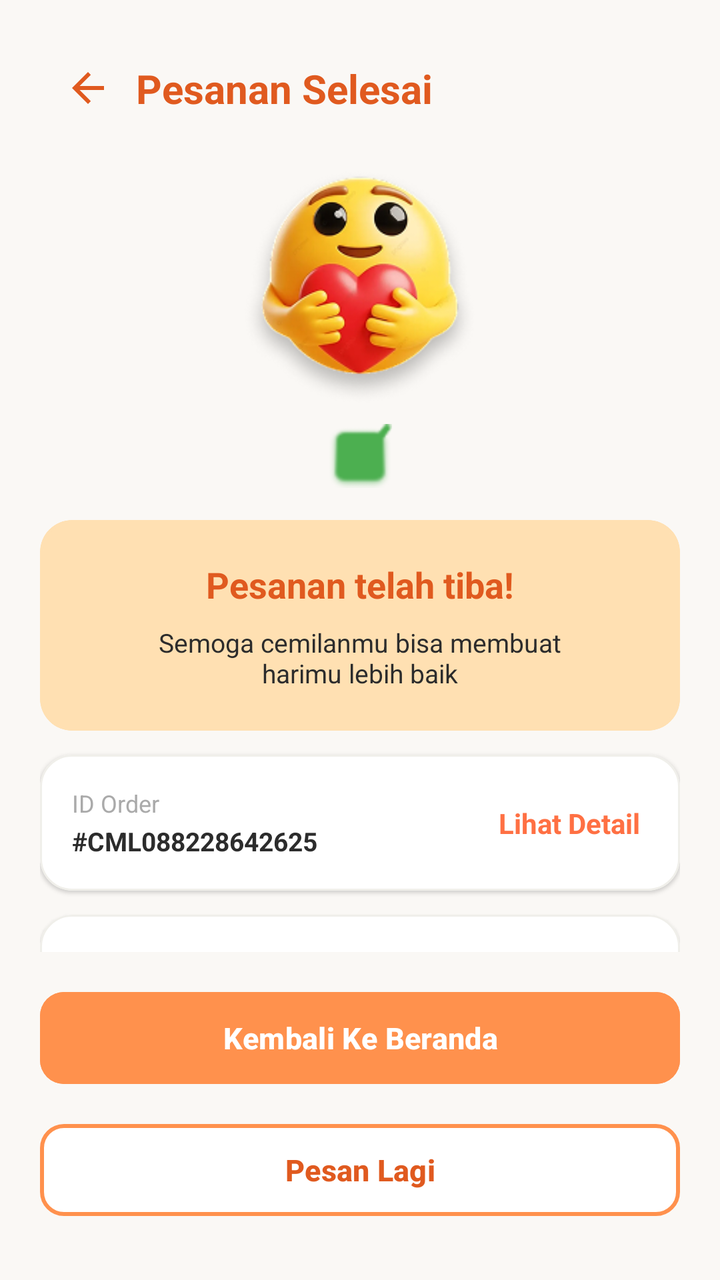
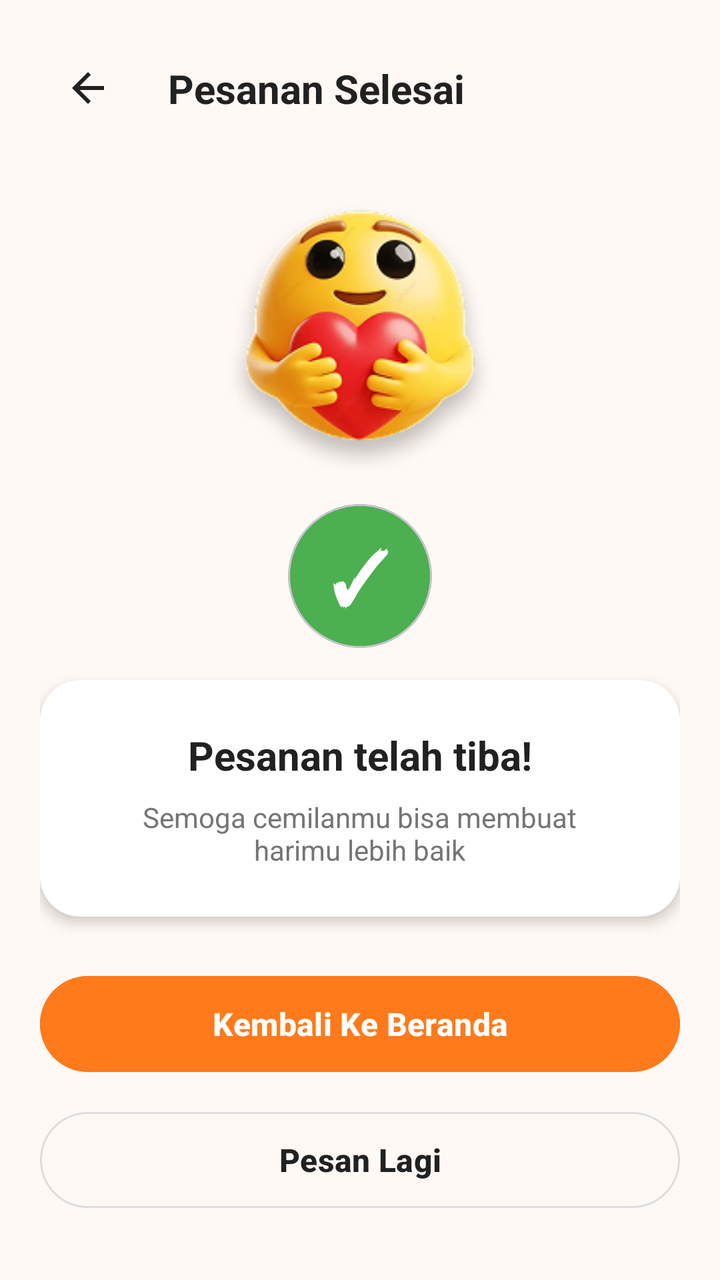

Compare the two renders of this Android layout. The source of the first and the diff that turns it into the second are given below.
<!-- AndroidManifest.xml: application theme Theme.Cemil_feels -->
<!-- res/layout/activity_order_completed.xml -->
<?xml version="1.0" encoding="utf-8"?>
<androidx.constraintlayout.widget.ConstraintLayout xmlns:android="http://schemas.android.com/apk/res/android"
    xmlns:app="http://schemas.android.com/apk/res-auto"
    android:layout_width="match_parent"
    android:layout_height="match_parent"
    android:background="@color/colorBackground"
    android:padding="20dp">

    
    <ImageButton
        android:id="@+id/btn_completed_back"
        android:layout_width="48dp"
        android:layout_height="48dp"
        android:background="?attr/selectableItemBackgroundBorderless"
        android:contentDescription="Kembali"
        app:srcCompat="@drawable/ic_arrow_back"
        app:tint="@color/colorPrimaryDark"
        app:layout_constraintStart_toStartOf="parent"
        app:layout_constraintTop_toTopOf="parent" />

    <TextView
        android:id="@+id/tv_completed_title"
        android:layout_width="wrap_content"
        android:layout_height="wrap_content"
        android:text="Pesanan Selesai"
        android:textColor="@color/colorPrimaryDark"
        android:textSize="20sp"
        android:textStyle="bold"
        app:layout_constraintBottom_toBottomOf="@id/btn_completed_back"
        app:layout_constraintStart_toEndOf="@id/btn_completed_back"
        app:layout_constraintTop_toTopOf="@id/btn_completed_back"
        app:layout_constraintVertical_bias="0.5" />

    <androidx.core.widget.NestedScrollView
        android:layout_width="match_parent"
        android:layout_height="0dp"
        android:layout_marginTop="16dp"
        android:layout_marginBottom="16dp"
        app:layout_constraintBottom_toTopOf="@id/layout_completed_actions"
        app:layout_constraintTop_toBottomOf="@id/btn_completed_back">

        <LinearLayout
            android:layout_width="match_parent"
            android:layout_height="wrap_content"
            android:orientation="vertical"
            android:gravity="center">

            
            <ImageView
                android:layout_width="120dp"
                android:layout_height="120dp"
                android:src="@drawable/emot_home"
                android:layout_marginBottom="8dp" />

            
            <ImageView
                android:layout_width="32dp"
                android:layout_height="32dp"
                app:srcCompat="@android:drawable/checkbox_on_background"
                app:tint="#4CAF50"
                android:layout_marginBottom="16dp" />

            
            <com.google.android.material.card.MaterialCardView
                android:layout_width="match_parent"
                android:layout_height="wrap_content"
                android:layout_marginBottom="12dp"
                app:cardCornerRadius="16dp"
                app:cardElevation="0dp"
                app:strokeColor="@color/colorSelected"
                app:strokeWidth="1.5dp"
                app:cardBackgroundColor="@color/colorSelected">

                <LinearLayout
                    android:layout_width="match_parent"
                    android:layout_height="wrap_content"
                    android:orientation="vertical"
                    android:padding="20dp"
                    android:gravity="center">

                    <TextView
                        android:layout_width="wrap_content"
                        android:layout_height="wrap_content"
                        android:text="Pesanan telah tiba!"
                        android:textColor="@color/colorPrimaryDark"
                        android:textSize="18sp"
                        android:textStyle="bold"
                        android:layout_marginBottom="8dp" />

                    <TextView
                        android:layout_width="wrap_content"
                        android:layout_height="wrap_content"
                        android:text="Semoga cemilanmu bisa membuat\nharimu lebih baik"
                        android:textColor="@color/colorTextDark"
                        android:textSize="13sp"
                        android:gravity="center" />
                </LinearLayout>
            </com.google.android.material.card.MaterialCardView>

            
            <com.google.android.material.card.MaterialCardView
                android:layout_width="match_parent"
                android:layout_height="wrap_content"
                android:layout_marginBottom="12dp"
                app:cardCornerRadius="16dp"
                app:cardElevation="1dp"
                app:strokeColor="@color/colorGrayLight"
                app:strokeWidth="1dp"
                app:cardBackgroundColor="@color/white">

                <androidx.constraintlayout.widget.ConstraintLayout
                    android:layout_width="match_parent"
                    android:layout_height="wrap_content"
                    android:padding="16dp">

                    <TextView
                        android:id="@+id/tv_lbl_completed_order"
                        android:layout_width="wrap_content"
                        android:layout_height="wrap_content"
                        android:text="ID Order"
                        android:textColor="@android:color/darker_gray"
                        android:textSize="12sp"
                        app:layout_constraintStart_toStartOf="parent"
                        app:layout_constraintTop_toTopOf="parent" />

                    <TextView
                        android:id="@+id/tv_completed_order_id"
                        android:layout_width="wrap_content"
                        android:layout_height="wrap_content"
                        android:text="#CML088228642625"
                        android:textColor="@color/colorTextDark"
                        android:textSize="13sp"
                        android:textStyle="bold"
                        android:layout_marginTop="2dp"
                        app:layout_constraintStart_toStartOf="parent"
                        app:layout_constraintTop_toBottomOf="@id/tv_lbl_completed_order" />

                    <TextView
                        android:id="@+id/btn_completed_view_detail"
                        android:layout_width="wrap_content"
                        android:layout_height="wrap_content"
                        android:text="Lihat Detail"
                        android:textColor="@color/colorAccent"
                        android:textSize="14sp"
                        android:textStyle="bold"
                        android:background="?attr/selectableItemBackground"
                        android:clickable="true"
                        android:focusable="true"
                        android:padding="4dp"
                        app:layout_constraintBottom_toBottomOf="parent"
                        app:layout_constraintEnd_toEndOf="parent"
                        app:layout_constraintTop_toTopOf="parent" />
                </androidx.constraintlayout.widget.ConstraintLayout>
            </com.google.android.material.card.MaterialCardView>

            
            <com.google.android.material.card.MaterialCardView
                android:layout_width="match_parent"
                android:layout_height="wrap_content"
                android:layout_marginBottom="16dp"
                app:cardCornerRadius="16dp"
                app:cardElevation="1dp"
                app:strokeColor="@color/colorGrayLight"
                app:strokeWidth="1dp"
                app:cardBackgroundColor="@color/white">

                <LinearLayout
                    android:layout_width="match_parent"
                    android:layout_height="wrap_content"
                    android:orientation="vertical"
                    android:padding="16dp"
                    android:gravity="center">

                    <TextView
                        android:layout_width="wrap_content"
                        android:layout_height="wrap_content"
                        android:text="Bagaimana Pengalamanmu ?"
                        android:textColor="@color/colorTextDark"
                        android:textSize="13sp"
                        android:textStyle="bold"
                        android:layout_marginBottom="10dp" />

                    <LinearLayout
                        android:layout_width="wrap_content"
                        android:layout_height="wrap_content"
                        android:orientation="horizontal">
                        <ImageView android:layout_width="32dp" android:layout_height="32dp" android:src="@drawable/ic_star" android:layout_margin="4dp"/>
                        <ImageView android:layout_width="32dp" android:layout_height="32dp" android:src="@drawable/ic_star" android:layout_margin="4dp"/>
                        <ImageView android:layout_width="32dp" android:layout_height="32dp" android:src="@drawable/ic_star" android:layout_margin="4dp"/>
                        <ImageView android:layout_width="32dp" android:layout_height="32dp" android:src="@drawable/ic_star" android:layout_margin="4dp"/>
                        <ImageView android:layout_width="32dp" android:layout_height="32dp" android:src="@drawable/ic_star" android:layout_margin="4dp"/>
                    </LinearLayout>
                </LinearLayout>
            </com.google.android.material.card.MaterialCardView>

        </LinearLayout>
    </androidx.core.widget.NestedScrollView>

    
    <LinearLayout
        android:id="@+id/layout_completed_actions"
        android:layout_width="match_parent"
        android:layout_height="wrap_content"
        android:orientation="vertical"
        app:layout_constraintBottom_toBottomOf="parent"
        android:layout_marginBottom="8dp">

        <com.google.android.material.button.MaterialButton
            android:id="@+id/btn_completed_home"
            android:layout_width="match_parent"
            android:layout_height="54dp"
            android:backgroundTint="@color/colorPrimary"
            android:text="Kembali Ke Beranda"
            android:textColor="@color/white"
            android:textSize="15sp"
            android:textStyle="bold"
            app:cornerRadius="12dp"
            android:layout_marginBottom="12dp" />

        <com.google.android.material.button.MaterialButton
            android:id="@+id/btn_completed_order_again"
            android:layout_width="match_parent"
            android:layout_height="54dp"
            android:backgroundTint="@color/white"
            android:text="Pesan Lagi"
            android:textColor="@color/colorPrimaryDark"
            android:textSize="15sp"
            android:textStyle="bold"
            app:cornerRadius="12dp"
            app:strokeColor="@color/colorPrimary"
            app:strokeWidth="2dp" />
    </LinearLayout>

</androidx.constraintlayout.widget.ConstraintLayout>
<!-- resources referenced by this layout -->
<resources>
  <color name="colorAccent">#FF7043</color>
  <color name="colorBackground">#FAF8F5</color>
  <color name="colorGrayLight">#F0EFEA</color>
  <color name="colorPrimary">#FF914D</color>
  <color name="colorPrimaryDark">#E05A1F</color>
  <color name="colorSelected">#FFE0B2</color>
  <color name="colorTextDark">#2C2C2C</color>
  <color name="white">#FFFFFFFF</color>
  <!-- drawable emot_home: png bitmap (drawable, 41996 bytes) -->
  <!-- drawable ic_arrow_back (drawable) -->
  <vector xmlns:android="http://schemas.android.com/apk/res/android"
      android:width="24dp"
      android:height="24dp"
      android:viewportWidth="24"
      android:viewportHeight="24">
    <path
        android:fillColor="#FF2C2C2C"
        android:pathData="M20,11H7.83l5.59,-5.59L12,4l-8,8 8,8 1.41,-1.41L7.83,13H20v-2z"/>
  </vector>
  <!-- drawable ic_star (drawable) -->
  <vector xmlns:android="http://schemas.android.com/apk/res/android"
      android:width="24dp"
      android:height="24dp"
      android:viewportWidth="24"
      android:viewportHeight="24">
    <path
        android:fillColor="#FFF39C12"
        android:pathData="M12,17.27L18.18,21l-1.64,-7.03L22,9.24l-7.19,-0.61L12,2 9.19,8.63 2,9.24l5.46,4.73L5.82,21z"/>
  </vector>
  <style name="Theme.Cemil_feels" parent="Base.Theme.Cemil_feels" />
  <style name="Base.Theme.Cemil_feels" parent="Theme.Material3.DayNight.NoActionBar">
          
          
      </style>
</resources>

<!-- the commit's change to res/layout/activity_order_completed.xml (unified diff, before → after) -->
@@ -3,41 +3,53 @@
     xmlns:app="http://schemas.android.com/apk/res-auto"
     android:layout_width="match_parent"
     android:layout_height="match_parent"
-    android:background="@color/colorBackground"
-    android:padding="20dp">
+    android:background="#FFF9F5"
+    android:paddingTop="20dp"
+    android:paddingBottom="24dp">
 
     
-    <ImageButton
-        android:id="@+id/btn_completed_back"
-        android:layout_width="48dp"
-        android:layout_height="48dp"
-        android:background="?attr/selectableItemBackgroundBorderless"
-        android:contentDescription="Kembali"
-        app:srcCompat="@drawable/ic_arrow_back"
-        app:tint="@color/colorPrimaryDark"
-        app:layout_constraintStart_toStartOf="parent"
-        app:layout_constraintTop_toTopOf="parent" />
-
-    <TextView
-        android:id="@+id/tv_completed_title"
-        android:layout_width="wrap_content"
+    <androidx.constraintlayout.widget.ConstraintLayout
+        android:id="@+id/layout_completed_header"
+        android:layout_width="match_parent"
         android:layout_height="wrap_content"
-        android:text="Pesanan Selesai"
-        android:textColor="@color/colorPrimaryDark"
-        android:textSize="20sp"
-        android:textStyle="bold"
-        app:layout_constraintBottom_toBottomOf="@id/btn_completed_back"
-        app:layout_constraintStart_toEndOf="@id/btn_completed_back"
-        app:layout_constraintTop_toTopOf="@id/btn_completed_back"
-        app:layout_constraintVertical_bias="0.5" />
+        android:paddingHorizontal="20dp"
+        android:paddingBottom="16dp"
+        app:layout_constraintTop_toTopOf="parent">
+
+        <ImageButton
+            android:id="@+id/btn_completed_back"
+            android:layout_width="48dp"
+            android:layout_height="48dp"
+            android:background="?attr/selectableItemBackgroundBorderless"
+            android:contentDescription="Kembali"
+            app:srcCompat="@drawable/ic_arrow_back"
+            app:tint="#212121"
+            app:layout_constraintStart_toStartOf="parent"
+            app:layout_constraintTop_toTopOf="parent"
+            app:layout_constraintBottom_toBottomOf="parent" />
+
+        <TextView
+            android:id="@+id/tv_completed_title"
+            android:layout_width="wrap_content"
+            android:layout_height="wrap_content"
+            android:text="Pesanan Selesai"
+            android:textColor="#212121"
+            android:textSize="20sp"
+            android:textStyle="bold"
+            android:layout_marginStart="16dp"
+            app:layout_constraintBottom_toBottomOf="parent"
+            app:layout_constraintStart_toEndOf="@id/btn_completed_back"
+            app:layout_constraintTop_toTopOf="parent" />
+    </androidx.constraintlayout.widget.ConstraintLayout>
 
     <androidx.core.widget.NestedScrollView
         android:layout_width="match_parent"
         android:layout_height="0dp"
         android:layout_marginTop="16dp"
         android:layout_marginBottom="16dp"
+        android:paddingHorizontal="20dp"
         app:layout_constraintBottom_toTopOf="@id/layout_completed_actions"
-        app:layout_constraintTop_toBottomOf="@id/btn_completed_back">
+        app:layout_constraintTop_toBottomOf="@id/layout_completed_header">
 
         <LinearLayout
             android:layout_width="match_parent"
@@ -47,43 +59,56 @@
 
             
             <ImageView
-                android:layout_width="120dp"
-                android:layout_height="120dp"
+                android:layout_width="140dp"
+                android:layout_height="140dp"
                 android:src="@drawable/emot_home"
-                android:layout_marginBottom="8dp" />
-
-            
-            <ImageView
-                android:layout_width="32dp"
-                android:layout_height="32dp"
-                app:srcCompat="@android:drawable/checkbox_on_background"
-                app:tint="#4CAF50"
-                android:layout_marginBottom="16dp" />
+                android:layout_marginBottom="12dp" />
+
+            
+            <com.google.android.material.card.MaterialCardView
+                android:layout_width="72dp"
+                android:layout_height="72dp"
+                app:cardCornerRadius="36dp"
+                app:cardElevation="0dp"
+                app:cardBackgroundColor="#4CAF50"
+                android:layout_marginBottom="16dp">
+                <LinearLayout
+                    android:layout_width="match_parent"
+                    android:layout_height="match_parent"
+                    android:gravity="center">
+                    <TextView
+                        android:layout_width="wrap_content"
+                        android:layout_height="wrap_content"
+                        android:text="✓"
+                        android:textColor="@color/white"
+                        android:textSize="36sp"
+                        android:textStyle="bold" />
+                </LinearLayout>
+            </com.google.android.material.card.MaterialCardView>
 
             
             <com.google.android.material.card.MaterialCardView
                 android:layout_width="match_parent"
                 android:layout_height="wrap_content"
-                android:layout_marginBottom="12dp"
-                app:cardCornerRadius="16dp"
-                app:cardElevation="0dp"
-                app:strokeColor="@color/colorSelected"
-                app:strokeWidth="1.5dp"
-                app:cardBackgroundColor="@color/colorSelected">
+                android:layout_marginBottom="16dp"
+                app:cardCornerRadius="20dp"
+                app:cardElevation="4dp"
+                app:strokeWidth="0dp"
+                app:cardBackgroundColor="#FFFFFF">
 
                 <LinearLayout
                     android:layout_width="match_parent"
                     android:layout_height="wrap_content"
                     android:orientation="vertical"
-                    android:padding="20dp"
+                    android:padding="24dp"
                     android:gravity="center">
 
                     <TextView
                         android:layout_width="wrap_content"
                         android:layout_height="wrap_content"
                         android:text="Pesanan telah tiba!"
-                        android:textColor="@color/colorPrimaryDark"
-                        android:textSize="18sp"
+                        android:textColor="#212121"
+                        android:textSize="20sp"
                         android:textStyle="bold"
                         android:layout_marginBottom="8dp" />
 
@@ -91,8 +116,8 @@
                         android:layout_width="wrap_content"
                         android:layout_height="wrap_content"
                         android:text="Semoga cemilanmu bisa membuat\nharimu lebih baik"
-                        android:textColor="@color/colorTextDark"
-                        android:textSize="13sp"
+                        android:textColor="#757575"
+                        android:textSize="14sp"
                         android:gravity="center" />
                 </LinearLayout>
             </com.google.android.material.card.MaterialCardView>
@@ -101,25 +126,24 @@
             <com.google.android.material.card.MaterialCardView
                 android:layout_width="match_parent"
                 android:layout_height="wrap_content"
-                android:layout_marginBottom="12dp"
-                app:cardCornerRadius="16dp"
-                app:cardElevation="1dp"
-                app:strokeColor="@color/colorGrayLight"
-                app:strokeWidth="1dp"
-                app:cardBackgroundColor="@color/white">
+                android:layout_marginBottom="16dp"
+                app:cardCornerRadius="20dp"
+                app:cardElevation="4dp"
+                app:strokeWidth="0dp"
+                app:cardBackgroundColor="#FFFFFF">
 
                 <androidx.constraintlayout.widget.ConstraintLayout
                     android:layout_width="match_parent"
                     android:layout_height="wrap_content"
-                    android:padding="16dp">
+                    android:padding="20dp">
 
                     <TextView
                         android:id="@+id/tv_lbl_completed_order"
                         android:layout_width="wrap_content"
                         android:layout_height="wrap_content"
                         android:text="ID Order"
-                        android:textColor="@android:color/darker_gray"
-                        android:textSize="12sp"
+                        android:textColor="#757575"
+                        android:textSize="13sp"
                         app:layout_constraintStart_toStartOf="parent"
                         app:layout_constraintTop_toTopOf="parent" />
 
@@ -128,8 +152,8 @@
                         android:layout_width="wrap_content"
                         android:layout_height="wrap_content"
                         android:text="#CML088228642625"
-                        android:textColor="@color/colorTextDark"
-                        android:textSize="13sp"
+                        android:textColor="#212121"
+                        android:textSize="15sp"
                         android:textStyle="bold"
                         android:layout_marginTop="2dp"
                         app:layout_constraintStart_toStartOf="parent"
@@ -140,8 +164,8 @@
                         android:layout_width="wrap_content"
                         android:layout_height="wrap_content"
                         android:text="Lihat Detail"
-                        android:textColor="@color/colorAccent"
-                        android:textSize="14sp"
+                        android:textColor="#FF7A1A"
+                        android:textSize="15sp"
                         android:textStyle="bold"
                         android:background="?attr/selectableItemBackground"
                         android:clickable="true"
@@ -158,37 +182,36 @@
                 android:layout_width="match_parent"
                 android:layout_height="wrap_content"
                 android:layout_marginBottom="16dp"
-                app:cardCornerRadius="16dp"
-                app:cardElevation="1dp"
-                app:strokeColor="@color/colorGrayLight"
-                app:strokeWidth="1dp"
-                app:cardBackgroundColor="@color/white">
+                app:cardCornerRadius="20dp"
+                app:cardElevation="4dp"
+                app:strokeWidth="0dp"
+                app:cardBackgroundColor="#FFFFFF">
 
                 <LinearLayout
                     android:layout_width="match_parent"
                     android:layout_height="wrap_content"
                     android:orientation="vertical"
-                    android:padding="16dp"
+                    android:padding="24dp"
                     android:gravity="center">
 
                     <TextView
                         android:layout_width="wrap_content"
                         android:layout_height="wrap_content"
                         android:text="Bagaimana Pengalamanmu ?"
-                        android:textColor="@color/colorTextDark"
-                        android:textSize="13sp"
-                        android:textStyle="bold"
-                        android:layout_marginBottom="10dp" />
+                        android:textColor="#212121"
+                        android:textSize="16sp"
+                        android:textStyle="bold"
+                        android:layout_marginBottom="16dp" />
 
                     <LinearLayout
                         android:layout_width="wrap_content"
                         android:layout_height="wrap_content"
                         android:orientation="horizontal">
-                        <ImageView android:layout_width="32dp" android:layout_height="32dp" android:src="@drawable/ic_star" android:layout_margin="4dp"/>
-                        <ImageView android:layout_width="32dp" android:layout_height="32dp" android:src="@drawable/ic_star" android:layout_margin="4dp"/>
-                        <ImageView android:layout_width="32dp" android:layout_height="32dp" android:src="@drawable/ic_star" android:layout_margin="4dp"/>
-                        <ImageView android:layout_width="32dp" android:layout_height="32dp" android:src="@drawable/ic_star" android:layout_margin="4dp"/>
-                        <ImageView android:layout_width="32dp" android:layout_height="32dp" android:src="@drawable/ic_star" android:layout_margin="4dp"/>
+                        <ImageView android:layout_width="40dp" android:layout_height="40dp" android:src="@drawable/ic_star" app:tint="#FF7A1A" android:layout_margin="4dp"/>
+                        <ImageView android:layout_width="40dp" android:layout_height="40dp" android:src="@drawable/ic_star" app:tint="#FF7A1A" android:layout_margin="4dp"/>
+                        <ImageView android:layout_width="40dp" android:layout_height="40dp" android:src="@drawable/ic_star" app:tint="#FF7A1A" android:layout_margin="4dp"/>
+                        <ImageView android:layout_width="40dp" android:layout_height="40dp" android:src="@drawable/ic_star" app:tint="#FF7A1A" android:layout_margin="4dp"/>
+                        <ImageView android:layout_width="40dp" android:layout_height="40dp" android:src="@drawable/ic_star" app:tint="#EEEEEE" android:layout_margin="4dp"/>
                     </LinearLayout>
                 </LinearLayout>
             </com.google.android.material.card.MaterialCardView>
@@ -202,33 +225,34 @@
         android:layout_width="match_parent"
         android:layout_height="wrap_content"
         android:orientation="vertical"
+        android:paddingHorizontal="20dp"
         app:layout_constraintBottom_toBottomOf="parent"
         android:layout_marginBottom="8dp">
 
         <com.google.android.material.button.MaterialButton
             android:id="@+id/btn_completed_home"
             android:layout_width="match_parent"
-            android:layout_height="54dp"
-            android:backgroundTint="@color/colorPrimary"
+            android:layout_height="56dp"
+            android:backgroundTint="#FF7A1A"
             android:text="Kembali Ke Beranda"
             android:textColor="@color/white"
-            android:textSize="15sp"
+            android:textSize="16sp"
             android:textStyle="bold"
-            app:cornerRadius="12dp"
+            app:cornerRadius="28dp"
             android:layout_marginBottom="12dp" />
 
         <com.google.android.material.button.MaterialButton
             android:id="@+id/btn_completed_order_again"
             android:layout_width="match_parent"
-            android:layout_height="54dp"
-            android:backgroundTint="@color/white"
+            android:layout_height="56dp"
+            android:backgroundTint="#FFF9F5"
             android:text="Pesan Lagi"
-            android:textColor="@color/colorPrimaryDark"
-            android:textSize="15sp"
+            android:textColor="#212121"
+            android:textSize="16sp"
             android:textStyle="bold"
-            app:cornerRadius="12dp"
-            app:strokeColor="@color/colorPrimary"
-            app:strokeWidth="2dp" />
+            app:cornerRadius="28dp"
+            app:strokeColor="#DDDDDD"
+            app:strokeWidth="1dp" />
     </LinearLayout>
 
 </androidx.constraintlayout.widget.ConstraintLayout>
<!-- resource entries referenced after the edit -->
@@ -1,12 +1,5 @@
 <!-- resources referenced by this layout -->
 <resources>
-  <color name="colorAccent">#FF7043</color>
-  <color name="colorBackground">#FAF8F5</color>
-  <color name="colorGrayLight">#F0EFEA</color>
-  <color name="colorPrimary">#FF914D</color>
-  <color name="colorPrimaryDark">#E05A1F</color>
-  <color name="colorSelected">#FFE0B2</color>
-  <color name="colorTextDark">#2C2C2C</color>
   <color name="white">#FFFFFFFF</color>
   <!-- drawable emot_home: png bitmap (drawable, 41996 bytes) -->
   <!-- drawable ic_arrow_back (drawable) -->
